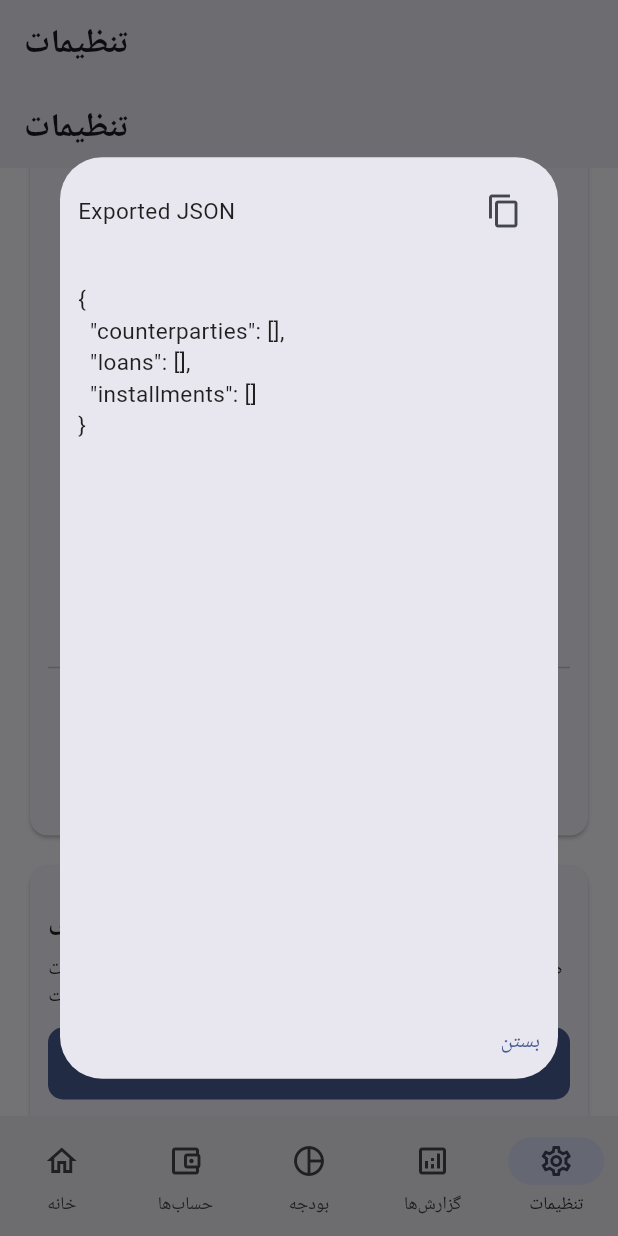
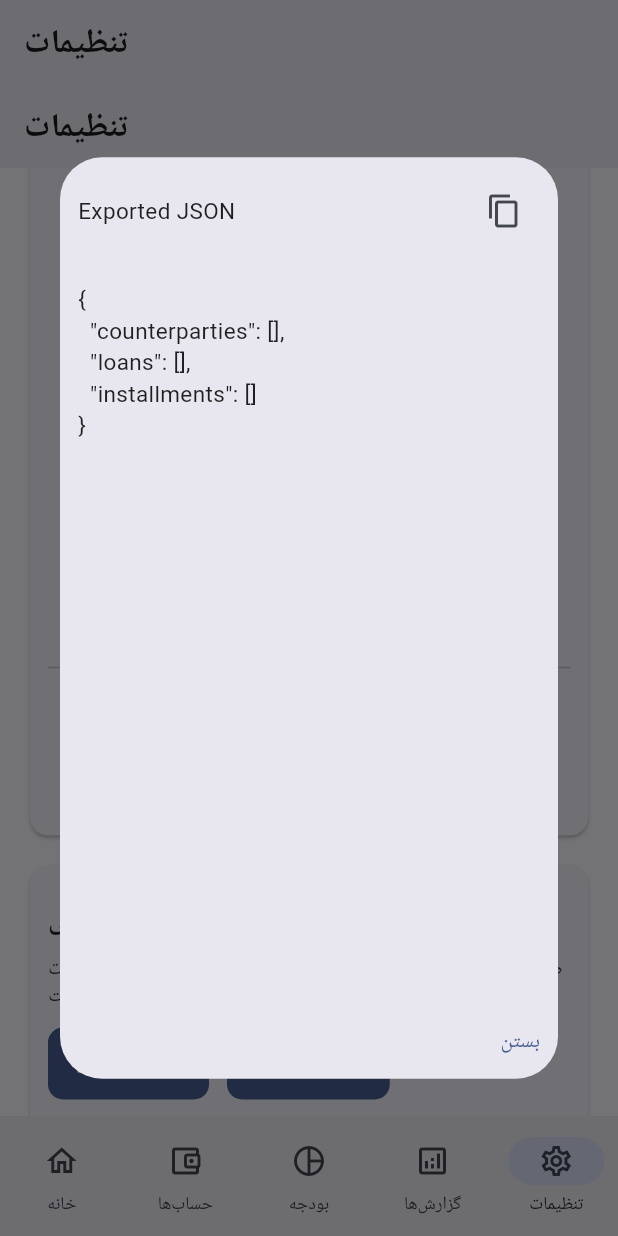
Before and after one commit to tahamoeini/debt_manager, a Flutter app: the screen it shows after launch, item 5 of the bottom bar chosen, scrolled down 2304 dp, after a tap on "Export", on a phone screen of 412 x 824 dp. Run offline on Flutter 3.47's test engine with Material 3 defaults, Android fonts, the phone set to English and light mode, and no system bars; our stand-ins replace csv, fl_chart, flutter_local_notifications, flutter_svg, shamsi_date, share_plus and 2 more; accounts and stored records are empty.

Commit message:
Improve spacing in UI components and remove duplicate export code
Co-authored-by: tahamoeini <49568082+tahamoeini@users.noreply.github.com>

```diff
--- a/lib/core/utils/ui_utils.dart
+++ b/lib/core/utils/ui_utils.dart
@@ -61,10 +61,10 @@ class UIUtils {
             curve: Curves.easeOutBack,
             child: graphic,
           ),
-          const SizedBox(height: 12),
+          const SizedBox(height: 16),
           Text(title, style: Theme.of(context).textTheme.titleMedium),
           if (subtitle != null) ...[
-            const SizedBox(height: 6),
+            const SizedBox(height: 8),
             Text(subtitle, style: Theme.of(context).textTheme.bodySmall),
           ]
         ],
--- a/lib/features/settings/screens/settings_screen.dart
+++ b/lib/features/settings/screens/settings_screen.dart
@@ -591,94 +591,6 @@ class _SettingsScreenState extends State<SettingsScreen> {
                         const SizedBox(height: 12),
                         Row(
                           children: [
-                            Expanded(
-                              child: FilledButton.icon(
-                                onPressed: () async {
-                                  final messenger = ScaffoldMessenger.of(context);
-                                  try {
-                                    final jsonStr = await BackupService.instance
-                                        .exportAll();
-                                    await showDialog<void>(
-                                      context: context,
-                                      builder: (ctx) => Dialog(
-                                        child: Column(
-                                          mainAxisSize: MainAxisSize.min,
-                                          children: [
-                                            Padding(
-                                              padding: const EdgeInsets.all(12.0),
-                                              child: Row(
-                                                mainAxisAlignment:
-                                                    MainAxisAlignment
-                                                        .spaceBetween,
-                                                children: [
-                                                  const Text('Exported JSON'),
-                                                  IconButton(
-                                                    icon: const Icon(Icons.copy_outlined),
-                                                    tooltip: 'Copy to clipboard',
-                                                    onPressed: () async {
-                                                      final messenger =
-                                                          ScaffoldMessenger.of(
-                                                            context,
-                                                          );
-                                                      await Clipboard.setData(
-                                                        ClipboardData(
-                                                          text: jsonStr,
-                                                        ),
-                                                      );
-                                                      if (!mounted) return;
-                                                      messenger.showSnackBar(
-                                                        const SnackBar(
-                                                          content: Text('کپی شد'),
-                                                        ),
-                                                      );
-                                                    },
-                                                  ),
-                                                ],
-                                              ),
-                                            ),
-                                            SizedBox(
-                                              height:
-                                                  MediaQuery.of(
-                                                    context,
-                                                  ).size.height *
-                                                  0.6,
-                                              width: double.maxFinite,
-                                              child: SingleChildScrollView(
-                                                padding: const EdgeInsets.all(12),
-                                                child: SelectableText(jsonStr),
-                                              ),
-                                            ),
-                                            Align(
-                                              alignment: Alignment.centerRight,
-                                              child: TextButton(
-                                                onPressed: () =>
-                                                    Navigator.of(ctx).pop(),
-                                                child: const Text('بستن'),
-                                              ),
-                                            ),
-                                          ],
-                                        ),
-                                      ),
-                                    );
-                                  } catch (e) {
-                                    if (mounted) {
-                                      messenger.showSnackBar(
-                                        SnackBar(
-                                          content: Text('خطا در صادرات: $e'),
-                                        ),
-                                      );
-                                    }
-                                  }
-                                },
-                                icon: const Icon(Icons.upload_outlined),
-                                label: const Text('Export'),
-                              ),
-                            ),
-                          ],
-                        ),
-                        const SizedBox(height: 12),
-                        Row(
-                          children: [
                             FilledButton.icon(
                               onPressed: () async {
                                 final messenger = ScaffoldMessenger.of(context);
@@ -757,7 +669,7 @@ class _SettingsScreenState extends State<SettingsScreen> {
                                 }
                               },
                               icon: const Icon(Icons.upload_outlined),
-                              label: const Text('Export data (JSON)'),
+                              label: const Text('Export'),
                             ),
                             const SizedBox(width: 12),
                             FilledButton.icon(
```
Also changed, not shown: lib/features/accounts/screens/accounts_screen.dart (+6 -4 lines).
